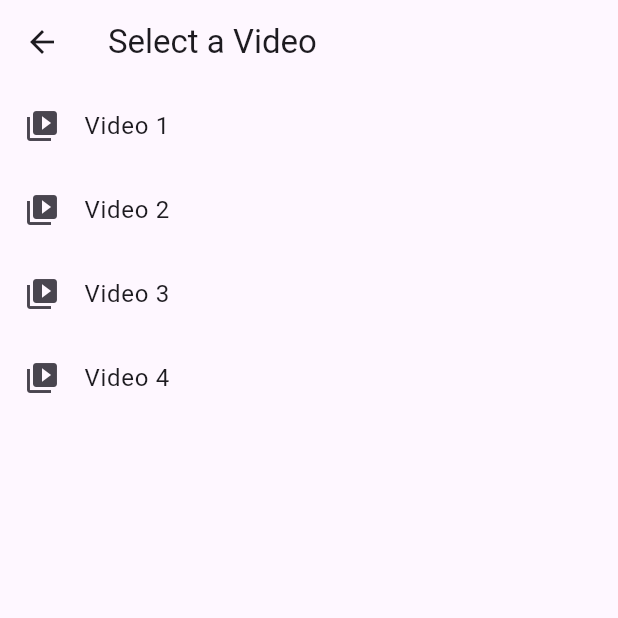
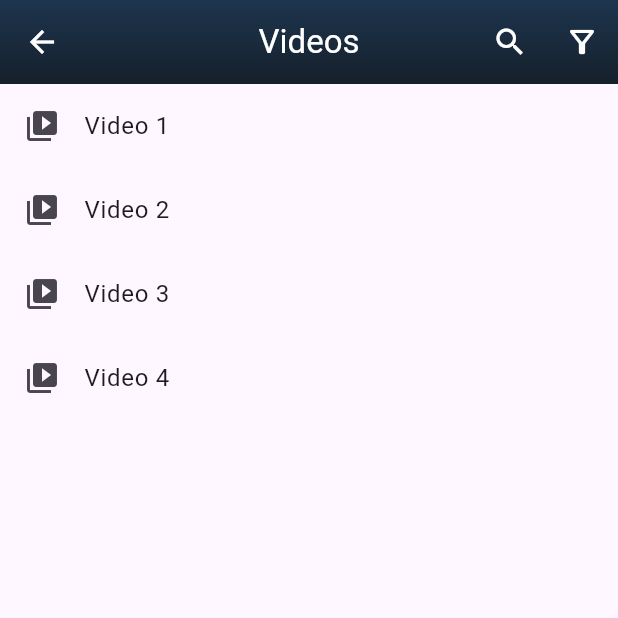
Before and after one commit to MauryaAayush/mx_player_clone, a Flutter app: the InstoreSelectScreen screen opened directly, on a phone screen of 412 x 824 dp, the top half of it. Run offline on Flutter 3.47's test engine with Material 3 defaults, Android fonts, the phone set to English and light mode, and no system bars; our stand-ins replace cached_network_image, chewie, video_player.

Commit message:
Radhey Radhey

```diff
--- a/lib/Views/InStore_select_Screen.dart
+++ b/lib/Views/InStore_select_Screen.dart
@@ -9,7 +9,36 @@ class InstoreSelectScreen extends StatelessWidget {
   Widget build(BuildContext context) {
     return Scaffold(
       appBar: AppBar(
-        title: Text('Select a Video'),
+        leading: IconButton(onPressed: () {
+          Navigator.pop(context);
+        }, icon: Icon(Icons.arrow_back,color: Colors.white,)),
+
+        actionsIconTheme: IconThemeData(color: Colors.white),
+        actions: [
+          IconButton(onPressed: () {
+
+          }, icon: Icon(Icons.search)),
+          IconButton(onPressed: () {
+
+          }, icon: Icon(Icons.filter_alt_outlined))
+        ],
+        elevation: 10,
+        centerTitle: true,
+        title: const Text('Videos',style: TextStyle(
+            color: Colors.white
+        ),),
+        flexibleSpace: Container(
+          decoration: BoxDecoration(
+            gradient: LinearGradient(
+              begin: Alignment.topCenter,
+              end: Alignment.bottomCenter,
+              colors: [
+                Color(0xFF1D354F),
+                Color(0xFF16202A),
+              ],
+            ),
+          ),
+        ),
       ),
       body: ListView.builder(
         itemCount: inStore.length,
--- a/lib/Views/video_select_screen.dart
+++ b/lib/Views/video_select_screen.dart
@@ -30,7 +30,6 @@ class VideoSelectionScreen extends StatelessWidget {
         title: const Text('Cartoons',style: TextStyle(
           color: Colors.white
         ),),
-
         flexibleSpace: Container(
           decoration: BoxDecoration(
             gradient: LinearGradient(
```
